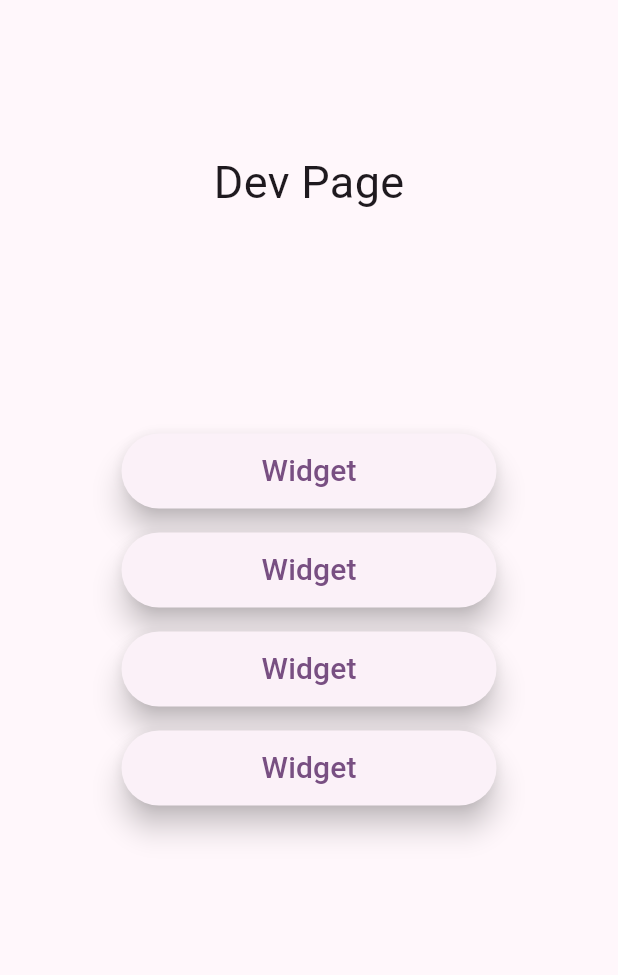
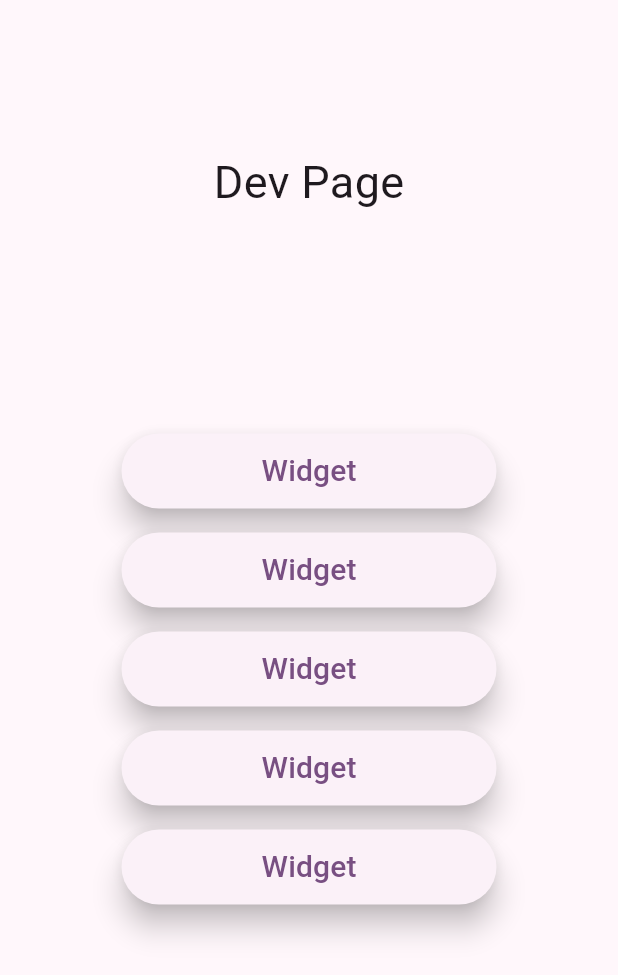
Before and after one commit to endors-toi/grupaso-pedidos, a Flutter app: the screen it shows after launch, on a phone screen of 412 x 824 dp. Shown: the top 975 px of the screen. Run offline on Flutter 3.47's test engine with Material 3 defaults, Android fonts, the light colour scheme and no system bars; our stand-ins replace cloud_firestore, firebase_core, flutter_easyloading, flutter_feather_icons; accounts and stored records are empty.

Commit message:
GP-10 (avance)

```diff
--- a/lib/pages/caja_page.dart
+++ b/lib/pages/caja_page.dart
@@ -150,7 +150,8 @@ class _CajaPageState extends State<CajaPage> {
                           child: Center(
                             child: Container(
                               decoration: BoxDecoration(
-                                color: Color.fromARGB(255, 111, 120, 253), // Color celeste
+                                color: Color.fromARGB(
+                                    255, 111, 120, 253), // Color celeste
                                 borderRadius: BorderRadius.circular(8.0),
                               ),
                               child: IconButton(
--- a/lib/pages/dev/dev_page.dart
+++ b/lib/pages/dev/dev_page.dart
@@ -1,4 +1,5 @@
 import 'package:flutter/material.dart';
+import 'package:grupaso_pedidos/pages/cocina_page.dart';
 import 'package:grupaso_pedidos/pages/crearPedido_page.dart';
 import 'package:grupaso_pedidos/pages/dev/example_page.dart';
 import 'package:grupaso_pedidos/pages/login.dart';
@@ -10,6 +11,7 @@ var pages = [
   CrearPedidoPage(),
   LoginPage(),
   CajaPage(),
+  CocinaPage()
 ];
 
 class DevPage extends StatelessWidget {
```
